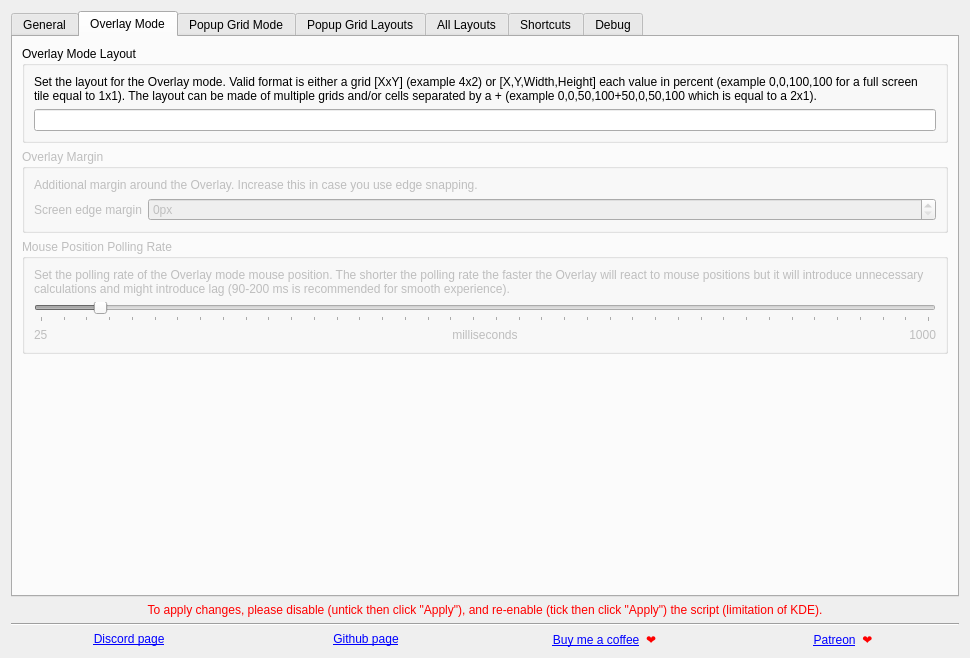
The window that src/contents/ui/config.ui (BoredDan/MouseTiler) describes before a commit, drawn with Qt 5.
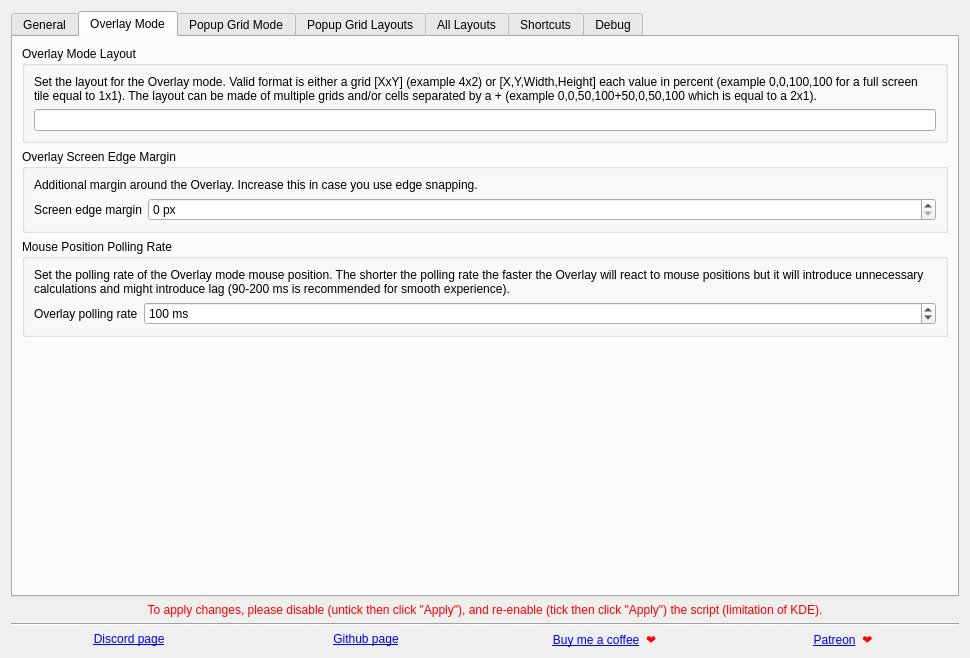
The same window after the commit. The open tabs and pages were chosen to show the change. Icons and pictures are not drawn.

Commit message:
Implemented following settings: * Restore previous window size * Window margins * Overlay screen edge margin * Overlay polling rate * Popup Grid polling rate
All existing settings have now been implemented. More might be added at a later point.

Patch:
```diff
--- a/src/contents/ui/config.ui
+++ b/src/contents/ui/config.ui
@@ -193,13 +193,6 @@
           <item>
            <layout class="QFormLayout" name="formLayout">
             <item row="0" column="0">
-             <widget class="QLabel" name="label_26">
-              <property name="text">
-               <string>Screen edge margin</string>
-              </property>
-             </widget>
-            </item>
-            <item row="1" column="0">
              <widget class="QLabel" name="label_27">
               <property name="text">
                <string>Between window margin</string>
@@ -302,10 +295,10 @@
        <item>
         <widget class="QGroupBox" name="groupBox_3">
          <property name="enabled">
-          <bool>false</bool>
+          <bool>true</bool>
          </property>
          <property name="title">
-          <string>Overlay Margin</string>
+          <string>Overlay Screen Edge Margin</string>
          </property>
          <layout class="QVBoxLayout" name="verticalLayout_11">
           <item>
@@ -333,7 +326,7 @@
                </sizepolicy>
               </property>
               <property name="suffix">
-               <string>px</string>
+               <string> px</string>
               </property>
               <property name="maximum">
                <number>100</number>
@@ -348,7 +341,7 @@
        <item>
         <widget class="QGroupBox" name="groupBox_multiWindowRestoreAttempts">
          <property name="enabled">
-          <bool>false</bool>
+          <bool>true</bool>
          </property>
          <property name="title">
           <string>Mouse Position Polling Rate</string>
@@ -371,68 +364,36 @@
            </widget>
           </item>
           <item>
-           <widget class="QSlider" name="kcfg_multiWindowRestoreAttempts">
-            <property name="minimum">
-             <number>25</number>
-            </property>
-            <property name="maximum">
-             <number>1000</number>
-            </property>
-            <property name="singleStep">
-             <number>10</number>
-            </property>
-            <property name="pageStep">
-             <number>50</number>
-            </property>
-            <property name="value">
-             <number>90</number>
-            </property>
-            <property name="orientation">
-             <enum>Qt::Orientation::Horizontal</enum>
-            </property>
-            <property name="invertedAppearance">
-             <bool>false</bool>
-            </property>
-            <property name="invertedControls">
-             <bool>false</bool>
-            </property>
-            <property name="tickPosition">
-             <enum>QSlider::TickPosition::TicksBelow</enum>
-            </property>
-            <property name="tickInterval">
-             <number>25</number>
-            </property>
-           </widget>
-          </item>
-          <item>
-           <layout class="QHBoxLayout" name="hBoxLayout_multiWindowRestoreAttempts">
+           <layout class="QHBoxLayout" name="horizontalLayout_4">
             <item>
-             <widget class="QLabel" name="label_multiWindowRestoreAttemptsMin">
+             <widget class="QLabel" name="label_26">
               <property name="text">
-               <string>25</string>
+               <string>Overlay polling rate</string>
               </property>
-              <property name="alignment">
-               <set>Qt::AlignmentFlag::AlignLeading|Qt::AlignmentFlag::AlignLeft|Qt::AlignmentFlag::AlignVCenter</set>
-              </property>
              </widget>
             </item>
             <item>
-             <widget class="QLabel" name="label_multiWindowRestoreAttemptInfo">
-              <property name="text">
-               <string>milliseconds</string>
+             <widget class="QSpinBox" name="kcfg_overlayPollingRate">
+              <property name="sizePolicy">
+               <sizepolicy hsizetype="MinimumExpanding" vsizetype="Fixed">
+                <horstretch>0</horstretch>
+                <verstretch>0</verstretch>
+               </sizepolicy>
               </property>
-              <property name="alignment">
-               <set>Qt::AlignmentFlag::AlignCenter</set>
+              <property name="suffix">
+               <string> ms</string>
               </property>
-             </widget>
-            </item>
-            <item>
-             <widget class="QLabel" name="label_multiWindowRestoreAttemptsMax">
-              <property name="text">
-               <string>1000</string>
+              <property name="minimum">
+               <number>30</number>
               </property>
-              <property name="alignment">
-               <set>Qt::AlignmentFlag::AlignRight|Qt::AlignmentFlag::AlignTrailing|Qt::AlignmentFlag::AlignVCenter</set>
+              <property name="maximum">
+               <number>1000</number>
+              </property>
+              <property name="singleStep">
+               <number>10</number>
+              </property>
+              <property name="value">
+               <number>100</number>
               </property>
              </widget>
             </item>
```
Left out of the diff: 110 changed lines with no effect on the pictures. The commit also changes 5 other files.
